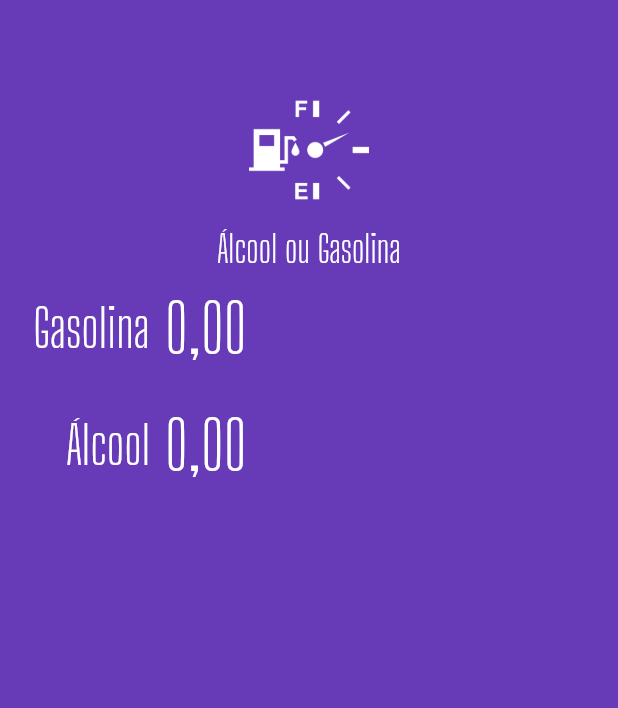
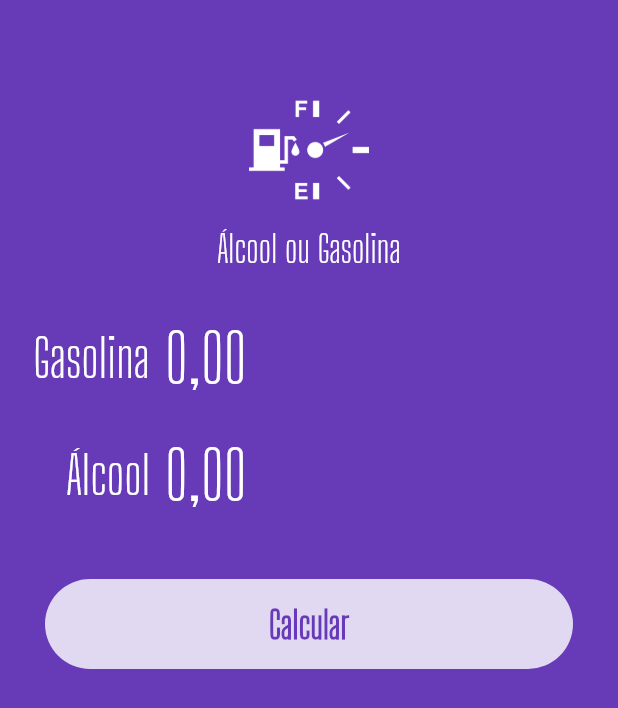
Before and after one commit to theemployee6-dev/alcool_ou_gasolina, a Flutter app: the screen it shows after launch, on a phone screen of 412 x 824 dp. Shown: the top 708 px of the screen. Run offline on Flutter 3.47's test engine with Material 2 defaults, Android fonts, the light colour scheme and no system bars; our stand-ins replace flutter_masked_text2.

Commit message:
botão calcular criado
criei o botão calcular, mas depois vou voltar aqui para dar outros detalhes

```diff
--- a/lib/main.dart
+++ b/lib/main.dart
@@ -39,8 +39,30 @@ class HomePage extends StatelessWidget {
         child: ListView(
           children: [
             const Logo(),
+            const SizedBox(height: 20),
             Input(label: 'Gasolina', ctrl: _gasCtrl),
             Input(label: 'Álcool', ctrl: _alcCtrl),
+            Container(
+              height: 60.0,
+              width: double.infinity,
+              margin: const EdgeInsets.all(30.0),
+              decoration: BoxDecoration(
+                color: Colors.white.withOpacity(0.8),
+                borderRadius: BorderRadius.circular(60.0),
+              ),
+              child: TextButton(
+                onPressed: () {},
+                child: Text(
+                  "Calcular",
+                  style: TextStyle(
+                    color: Theme.of(context).primaryColor,
+                    fontSize: 25,
+                    fontFamily: "Big Shoulders Display",
+                    fontWeight: FontWeight.bold,
+                  ),
+                ),
+              ),
+            ),
           ],
         ),
       ),
```
